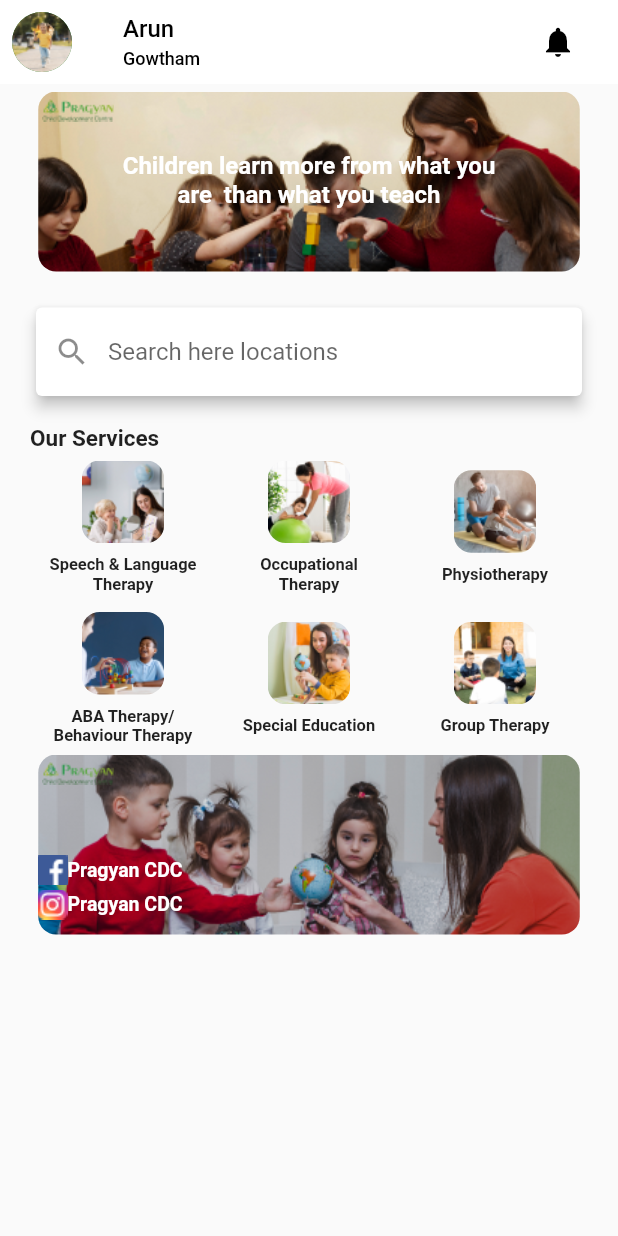
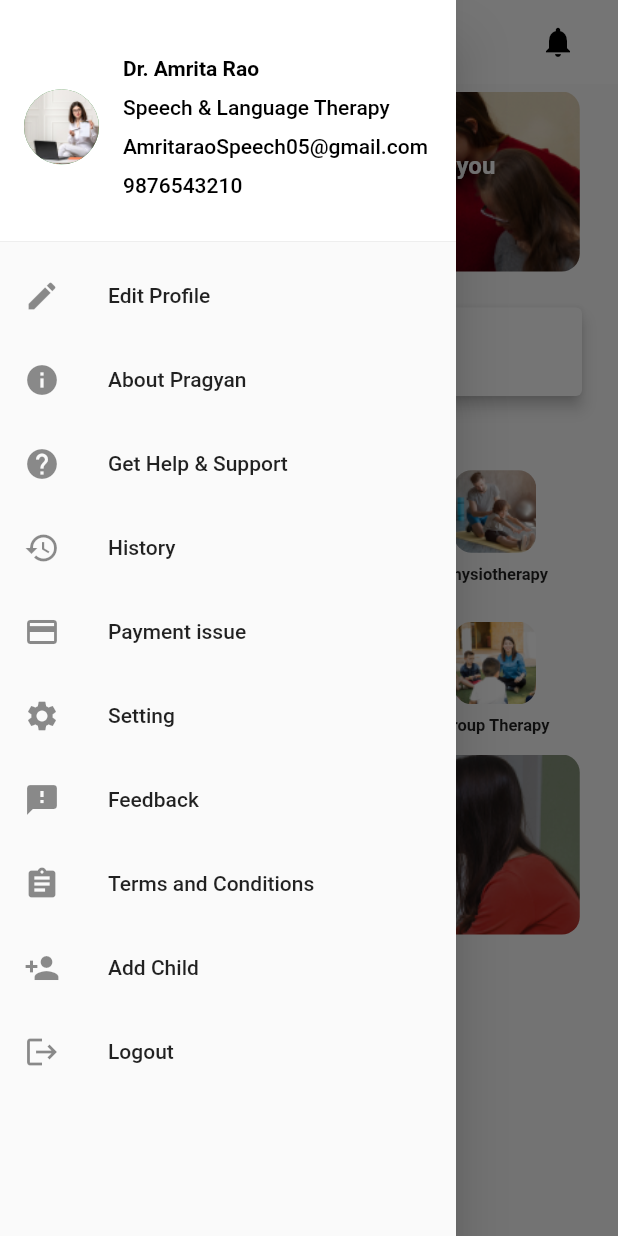
Before and after one commit to sachinv26/Pragyancdc, a Flutter app: the HomeScreen screen opened directly, with the side drawer open (before the commit the screen has no drawer), on a phone screen of 412 x 824 dp. Run offline on Flutter 3.47's test engine with Material 2 defaults, Android fonts, the phone set to English and light mode, and no system bars; our stand-ins replace shared_preferences, smooth_page_indicator, table_calendar; accounts and stored records are empty.

Commit message:
edit profile and notification screen done

```diff
--- /dev/null
+++ b/lib/view/dashboard/home/edit_profile.dart
@@ -0,0 +1,76 @@
+import 'package:flutter/material.dart';
+import 'package:pragyan_cdc/constants/appbar.dart';
+
+class EditProfile extends StatelessWidget {
+  const EditProfile({super.key});
+
+  @override
+  Widget build(BuildContext context) {
+    return Scaffold(
+      appBar: customAppBar(title: 'Edit Profile'),
+      body: Padding(
+        padding: const EdgeInsets.all(9),
+        child: Column(
+          children: [
+            Center(
+              child: Column(
+                children: [
+                  CircleAvatar(
+                    child: Image.asset(
+                        'assets/images/psychologist-cute-young-professional-brunette-lady-providing-online-sessions-glasses 1.png'),
+                  ),
+                  const Icon(Icons.camera),
+                  const Text('Profile Picture')
+                ],
+              ),
+            ),
+            Padding(
+              padding: const EdgeInsets.all(8.0),
+              child: Form(
+                child: Column(
+                  crossAxisAlignment: CrossAxisAlignment.start,
+                  children: [
+                    buildTextField('Name', 'Arun'),
+                    buildTextField('Child Name', 'Gowtham'),
+                    buildTextField('DOB', 'DD/MM/YYYY', hasEditIcon: false),
+                    buildTextField('Mobile Number', '9876543210'),
+                    buildTextField('Email', 'Arun77@gmail.com'),
+                    buildTextField('Qualification', 'Therapist'),
+                    buildTextField('Experience', '5 Years'),
+                    buildTextField('Specialist', 'Speech & Language Therapy'),
+                    const SizedBox(height: 16.0),
+                    // ElevatedButton(
+                    //   onPressed: () {
+                    //     // Handle form submission
+                    //   },
+                    //   child: const Text('Submit'),
+                    // ),
+                  ],
+                ),
+              ),
+            ),
+          ],
+        ),
+      ),
+    );
+  }
+
+  Widget buildTextField(String label, String value, {bool hasEditIcon = true}) {
+    return TextFormField(
+      readOnly: true,
+      initialValue: value,
+      decoration: InputDecoration(
+        labelText: label,
+        labelStyle: const TextStyle(color: Colors.grey),
+        suffixIcon: hasEditIcon
+            ? IconButton(
+                icon: const Icon(Icons.edit),
+                onPressed: () {
+                  // Handle edit action
+                },
+              )
+            : null,
+      ),
+    );
+  }
+}
--- a/lib/view/dashboard/home/homescreen.dart
+++ b/lib/view/dashboard/home/homescreen.dart
@@ -1,5 +1,8 @@
 import 'package:flutter/material.dart';
+import 'package:pragyan_cdc/constants/styles/styles.dart';
+import 'package:pragyan_cdc/view/dashboard/home/edit_profile.dart';
 import 'package:pragyan_cdc/view/dashboard/home/location_search.dart';
+import 'package:pragyan_cdc/view/dashboard/home/notification_screen.dart';
 import 'package:pragyan_cdc/view/dashboard/home/speech_therapy.dart';
 
 class HomeScreen extends StatelessWidget {
@@ -8,6 +11,7 @@ class HomeScreen extends StatelessWidget {
   @override
   Widget build(BuildContext context) {
     return Scaffold(
+      drawer: const AppDrawer(),
       appBar: AppBar(
         elevation: 0,
         backgroundColor: Colors.white,
@@ -43,7 +47,13 @@ class HomeScreen extends StatelessWidget {
                 Icons.notifications,
                 color: Colors.black,
               ),
-              onPressed: () {},
+              onPressed: () {
+                Navigator.of(context).push(MaterialPageRoute(
+                  builder: (context) {
+                    return const NotificationScreen();
+                  },
+                ));
+              },
             ),
           ],
         ),
@@ -269,3 +279,127 @@ class ServiceItem extends StatelessWidget {
     );
   }
 }
+
+class AppDrawer extends StatelessWidget {
+  const AppDrawer({super.key});
+
+  @override
+  Widget build(BuildContext context) {
+    return Drawer(
+      child: SingleChildScrollView(
+        child: Column(
+          children: [
+            // Drawer Header
+            DrawerHeader(
+              decoration: const BoxDecoration(
+                color: Colors.white,
+              ),
+              child: Row(
+                children: [
+                  const CircleAvatar(
+                    radius: 25,
+                    backgroundImage: AssetImage(
+                        'assets/images/psychologist-cute-young-professional-brunette-lady-providing-online-sessions-glasses 1.png'),
+                  ),
+                  const SizedBox(width: 16.0),
+                  Column(
+                    crossAxisAlignment: CrossAxisAlignment.start,
+                    mainAxisAlignment: MainAxisAlignment.center,
+                    children: [
+                      const Text('Dr. Amrita Rao', style: kTextStyle1),
+                      kheight10,
+                      const Text('Speech & Language Therapy',
+                          style: TextStyle(color: Colors.black)),
+                      kheight10,
+                      const Text('AmritaraoSpeech05@gmail.com',
+                          style: TextStyle(color: Colors.black)),
+                      kheight10,
+                      const Text('9876543210',
+                          style: TextStyle(color: Colors.black)),
+                    ],
+                  ),
+                ],
+              ),
+            ),
+            // Separation Line
+            //   const Divider(),
+            // Edit Profile
+            ListTile(
+              leading: const Icon(Icons.edit),
+              title: const Text('Edit Profile'),
+              onTap: () {
+                // Handle Edit Profile
+                Navigator.of(context).push(MaterialPageRoute(
+                    builder: (context) => const EditProfile()));
+              },
+            ),
+            // List of items
+            ListTile(
+              leading: const Icon(Icons.info),
+              title: const Text('About Pragyan'),
+              onTap: () {
+                // Handle About Pragyan
+              },
+            ),
+            ListTile(
+              leading: const Icon(Icons.help),
+              title: const Text('Get Help & Support'),
+              onTap: () {
+                // Handle Get Help & Support
+              },
+            ),
+            ListTile(
+              leading: const Icon(Icons.history),
+              title: const Text('History'),
+              onTap: () {
+                // Handle History
+              },
+            ),
+            ListTile(
+              leading: const Icon(Icons.payment),
+              title: const Text('Payment issue'),
+              onTap: () {
+                // Handle Payment issue
+              },
+            ),
+            ListTile(
+              leading: const Icon(Icons.settings),
+              title: const Text('Setting'),
+              onTap: () {
+                // Handle Setting
+              },
+            ),
+            ListTile(
+              leading: const Icon(Icons.feedback),
+              title: const Text('Feedback'),
+              onTap: () {
+                // Handle Feedback
+              },
+            ),
+            ListTile(
+              leading: const Icon(Icons.assignment),
+              title: const Text('Terms and Conditions'),
+              onTap: () {
+                // Handle Terms and Conditions
+              },
+            ),
+            ListTile(
+              leading: const Icon(Icons.person_add),
+              title: const Text('Add Child'),
+              onTap: () {
+                // Handle Add Child
+              },
+            ),
+            ListTile(
+              leading: const Icon(Icons.logout),
+              title: const Text('Logout'),
+              onTap: () {
+                // Handle Logout
+              },
+            ),
+          ],
+        ),
+      ),
+    );
+  }
+}
--- /dev/null
+++ b/lib/view/dashboard/home/notification_screen.dart
@@ -0,0 +1,159 @@
+import 'package:flutter/material.dart';
+import 'package:pragyan_cdc/constants/appbar.dart';
+import 'package:pragyan_cdc/constants/styles/styles.dart';
+
+class NotificationScreen extends StatelessWidget {
+  const NotificationScreen({super.key});
+
+  @override
+  Widget build(BuildContext context) {
+    return Scaffold(
+      appBar: customAppBar(title: 'Notification'),
+      body: Container(
+        padding: const EdgeInsets.all(14),
+        child: ListView
+            //  Column(crossAxisAlignment: CrossAxisAlignment.start, children: [
+            (children: [
+          const Text('Today'),
+          kheight10,
+          Card(
+            child: Padding(
+              padding: const EdgeInsets.all(8.0),
+              child: ListTile(
+                leading: CircleAvatar(
+                  child: Image.asset(
+                      'assets/images/psychologist-cute-young-professional-brunette-lady-providing-online-sessions-glasses 1.png'),
+                ),
+                subtitle: const Text(
+                  'Your therapy session is one day away.',
+                  style: TextStyle(fontSize: 11),
+                ),
+                trailing: const Text(
+                  '17h',
+                  style: TextStyle(color: Colors.grey),
+                ),
+              ),
+            ),
+          ),
+          kheight10,
+          const Text('Yesterday'),
+          kheight10,
+          Card(
+            child: Padding(
+              padding: const EdgeInsets.all(8.0),
+              child: ListTile(
+                leading: CircleAvatar(
+                  child: Image.asset('assets/images/cute_little_girl.png'),
+                ),
+                subtitle: const Text(
+                  'Your Booking Appointment is Confirm. \n Session Details : 09:30 AM ',
+                  style: TextStyle(fontSize: 11),
+                ),
+                trailing: const Text(
+                  '17h',
+                  style: TextStyle(color: Colors.grey),
+                ),
+              ),
+            ),
+          ),
+          Card(
+            child: Padding(
+              padding: const EdgeInsets.all(8.0),
+              child: ListTile(
+                leading: CircleAvatar(
+                  child: Image.asset(
+                      'assets/images/psychologist-cute-young-professional-brunette-lady-providing-online-sessions-glasses 1.png'),
+                ),
+                subtitle: const Text(
+                  'Your therapy session is one day away.',
+                  style: TextStyle(fontSize: 11),
+                ),
+                trailing: const Text(
+                  '17h',
+                  style: TextStyle(color: Colors.grey),
+                ),
+              ),
+            ),
+          ),
+          Card(
+            child: Padding(
+              padding: const EdgeInsets.all(8.0),
+              child: ListTile(
+                leading: CircleAvatar(
+                  child: Image.asset(
+                      'assets/images/psychologist-cute-young-professional-brunette-lady-providing-online-sessions-glasses 1.png'),
+                ),
+                subtitle: const Text(
+                  'Your therapy session is one day away.',
+                  style: TextStyle(fontSize: 11),
+                ),
+                trailing: const Text(
+                  '17h',
+                  style: TextStyle(color: Colors.grey),
+                ),
+              ),
+            ),
+          ),
+          const Text('Older'),
+          kheight10,
+          Card(
+            child: Padding(
+              padding: const EdgeInsets.all(8.0),
+              child: ListTile(
+                leading: CircleAvatar(
+                  child: Image.asset('assets/images/cute_little_girl.png'),
+                ),
+                subtitle: const Text(
+                  'Your Booking Appointment is Confirm. \n Session Details : 09:30 AM ',
+                  style: TextStyle(fontSize: 11),
+                ),
+                trailing: const Text(
+                  '17h',
+                  style: TextStyle(color: Colors.grey),
+                ),
+              ),
+            ),
+          ),
+          Card(
+            child: Padding(
+              padding: const EdgeInsets.all(8.0),
+              child: ListTile(
+                leading: CircleAvatar(
+                  child: Image.asset(
+                      'assets/images/psychologist-cute-young-professional-brunette-lady-providing-online-sessions-glasses 1.png'),
+                ),
+                subtitle: const Text(
+                  'Your therapy session is one day away.',
+                  style: TextStyle(fontSize: 11),
+                ),
+                trailing: const Text(
+                  '17h',
+                  style: TextStyle(color: Colors.grey),
+                ),
+              ),
+            ),
+          ),
+          Card(
+            child: Padding(
+              padding: const EdgeInsets.all(8.0),
+              child: ListTile(
+                leading: CircleAvatar(
+                  child: Image.asset(
+                      'assets/images/psychologist-cute-young-professional-brunette-lady-providing-online-sessions-glasses 1.png'),
+                ),
+                subtitle: const Text(
+                  'Your therapy session is one day away.',
+                  style: TextStyle(fontSize: 11),
+                ),
+                trailing: const Text(
+                  '17h',
+                  style: TextStyle(color: Colors.grey),
+                ),
+              ),
+            ),
+          ),
+        ]),
+      ),
+    );
+  }
+}
```
